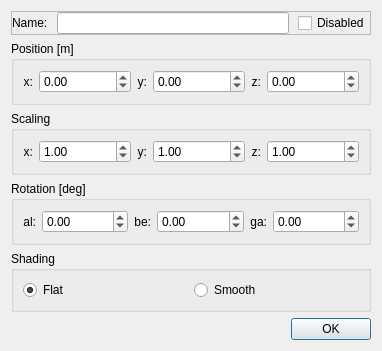
First picture: the form in WindSim/meshProperties.ui, repository gudajan/Windsim, before the edit.
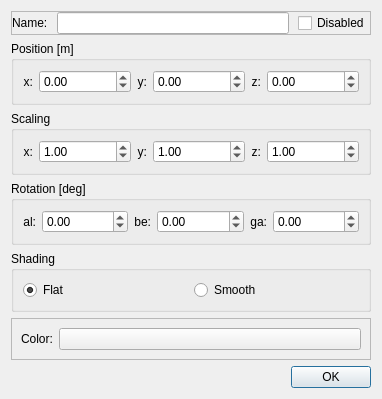
Second picture: the form after the edit.

Commit message: Implemented a color picker for meshes in the mesh properties dialog. This dynamically sets a color shader variable, so the respective mesh is displayed in the picked color.

What changed in the file:
```diff
--- a/WindSim/meshProperties.ui
+++ b/WindSim/meshProperties.ui
@@ -7,7 +7,7 @@
     <x>0</x>
     <y>0</y>
     <width>382</width>
-    <height>302</height>
+    <height>323</height>
    </rect>
   </property>
   <property name="windowTitle">
@@ -439,6 +439,65 @@
      </layout>
     </widget>
    </item>
+   <item>
+    <widget class="QFrame" name="fColor">
+     <property name="frameShape">
+      <enum>QFrame::StyledPanel</enum>
+     </property>
+     <property name="frameShadow">
+      <enum>QFrame::Raised</enum>
+     </property>
+     <layout class="QHBoxLayout" name="horizontalLayout_3">
+      <property name="leftMargin">
+       <number>9</number>
+      </property>
+      <property name="topMargin">
+       <number>9</number>
+      </property>
+      <property name="rightMargin">
+       <number>9</number>
+      </property>
+      <property name="bottomMargin">
+       <number>9</number>
+      </property>
+      <item>
+       <widget class="QLabel" name="col">
+        <property name="text">
+         <string>Color:</string>
+        </property>
+       </widget>
+      </item>
+      <item>
+       <widget class="QPushButton" name="pbCol">
+        <property name="sizePolicy">
+         <sizepolicy hsizetype="Preferred" vsizetype="Preferred">
+          <horstretch>1</horstretch>
+          <verstretch>0</verstretch>
+         </sizepolicy>
+        </property>
+        <property name="minimumSize">
+         <size>
+          <width>0</width>
+          <height>0</height>
+         </size>
+        </property>
+        <property name="styleSheet">
+         <string notr="true"/>
+        </property>
+        <property name="text">
+         <string/>
+        </property>
+        <property name="default">
+         <bool>false</bool>
+        </property>
+        <property name="flat">
+         <bool>false</bool>
+        </property>
+       </widget>
+      </item>
+     </layout>
+    </widget>
+   </item>
    <item>
     <widget class="QDialogButtonBox" name="buttonBox">
      <property name="orientation">
```
The commit also changes 14 other files.
